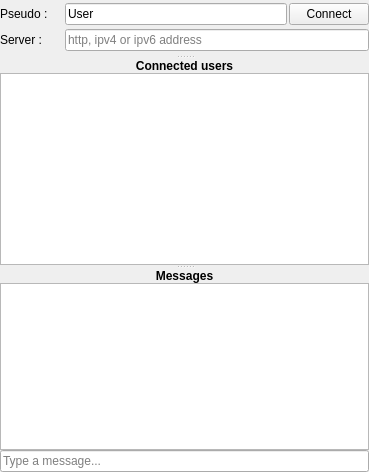
This is src/Client/HMI/networkdisplay.ui in paulMConstant/Watch as Qt 5 draws it before an edit. The edited form follows.
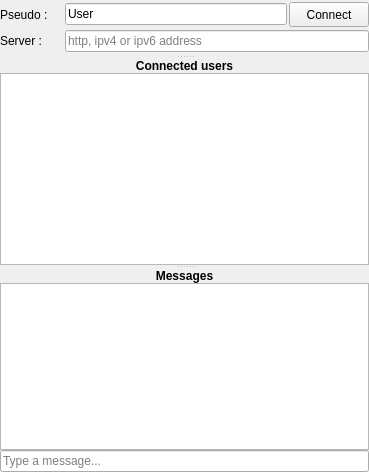
This is the edited form.

```diff
--- a/src/Client/HMI/networkdisplay.ui
+++ b/src/Client/HMI/networkdisplay.ui
@@ -96,6 +96,12 @@
          </item>
          <item>
           <widget class="QPushButton" name="connectButton">
+           <property name="minimumSize">
+            <size>
+             <width>75</width>
+             <height>25</height>
+            </size>
+           </property>
            <property name="text">
             <string>Connect</string>
            </property>
```
